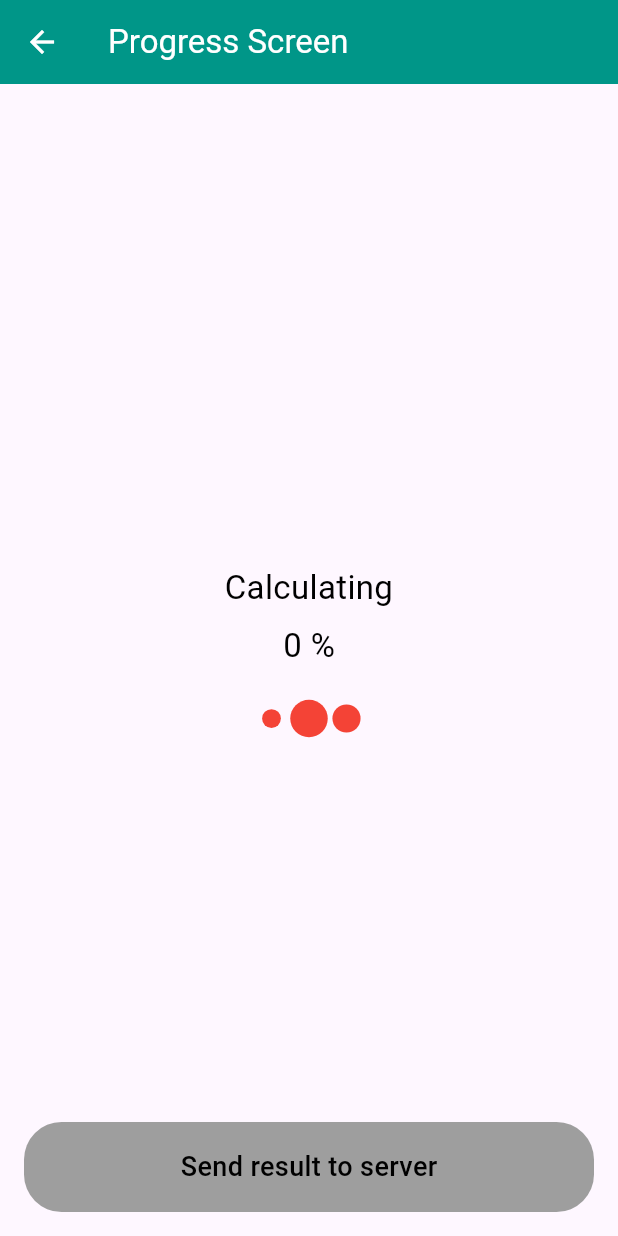
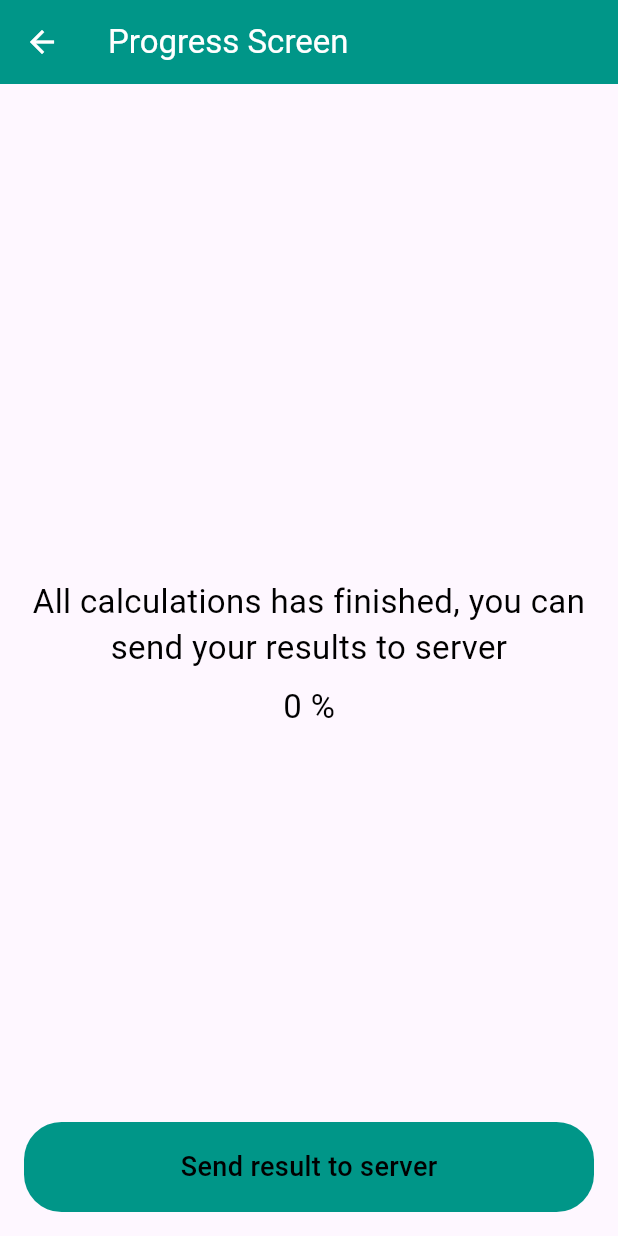
Before and after one commit to Heliax512/webspark, a Flutter app: the ProgressScreen screen opened directly, on a phone screen of 412 x 824 dp. Run offline on Flutter 3.47's test engine with Material 3 defaults, Android fonts, the phone set to English and light mode, and no system bars; our stand-ins replace loading_animation_widget.

Commit message:
remove sleep

```diff
--- a/lib/gui/screens/progress_screen.dart
+++ b/lib/gui/screens/progress_screen.dart
@@ -20,7 +20,6 @@ class _ProgressScreenState extends State<ProgressScreen> {
   void initState() {
     super.initState();
     WidgetsBinding.instance.addPostFrameCallback((_) async {
-      await Future.delayed(Duration(seconds: 3));
       int taskCount = Logic.tasks.length;
       for (int i = 0; i < Logic.tasks.length; i++) {
         Logic.tasks[i].countWay();
```
